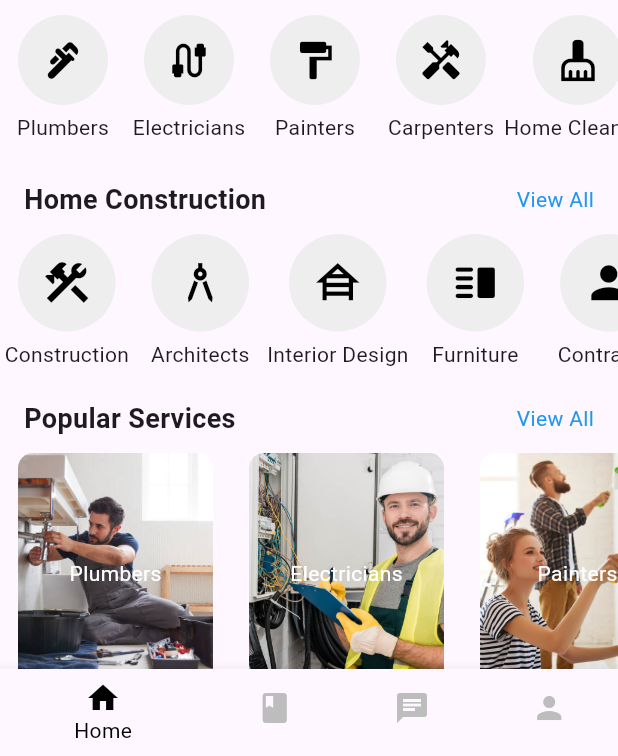
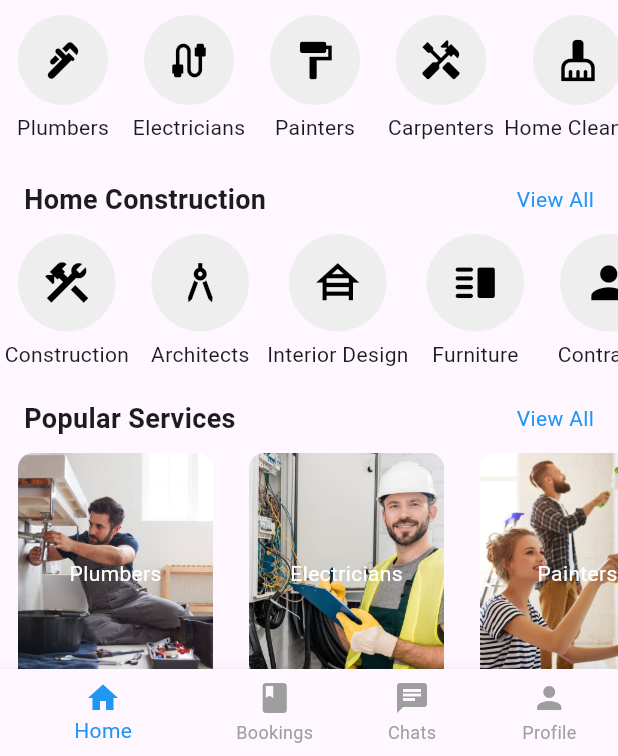
Before and after one commit to pavitrapai10/home_hub, a Flutter app: the DashboardScreen screen opened directly, on a phone screen of 412 x 824 dp, the part 480-1236 px from its top. Run offline on Flutter 3.47's test engine with Material 3 defaults, Android fonts, the phone set to English and light mode, and no system bars; our stand-ins replace country_picker, flutter_mobx, mobx, smooth_page_indicator; generated files the repository leaves out were written again.

Commit message:
profile_page_added

```diff
--- a/lib/screens/dashboard_screen.dart
+++ b/lib/screens/dashboard_screen.dart
@@ -1,12 +1,13 @@
 import 'package:flutter/material.dart';
 import '../store/home_store.dart';
 import '../fragments/search_fragment.dart';
-import '../models/home_construction_model.dart';
 import '../models/common_model.dart';
 import '../models/services_model.dart';
 import '../utils/images.dart';
 import 'notification_screen.dart';
 import 'services_screen.dart';
+import '../fragments/account_fragment.dart';
+import '../models/home_construction_model.dart';
 
 class DashboardScreen extends StatefulWidget {
   @override
@@ -16,9 +17,22 @@ class DashboardScreen extends StatefulWidget {
 class _DashboardScreenState extends State<DashboardScreen> {
   final HomeStore homeStore = HomeStore();
 
-  /// ✅ Track Selection State for Home Construction
+  int _selectedIndex = 0;
+  int? selectedServiceIndex;
   int? selectedConstructionIndex;
-  int? selectedServiceIndex;
+
+  final List<Widget> _screens = [
+    Placeholder(), // Replace with actual Home Screen Widget
+    Placeholder(), // Bookings Placeholder
+    Placeholder(), // Chats Placeholder
+    AccountFragment(), // Profile Screen
+  ];
+
+  void _onItemTapped(int index) {
+    setState(() {
+      _selectedIndex = index;
+    });
+  }
 
   @override
   Widget build(BuildContext context) {
@@ -61,7 +75,8 @@ class _DashboardScreenState extends State<DashboardScreen> {
         ),
       ),
 
-      body: SingleChildScrollView(
+      body: _selectedIndex == 0
+          ? SingleChildScrollView(
               padding: EdgeInsets.only(bottom: 20),
               keyboardDismissBehavior: ScrollViewKeyboardDismissBehavior.onDrag,
               child: Column(
@@ -106,23 +121,29 @@ class _DashboardScreenState extends State<DashboardScreen> {
                   ),
                   SizedBox(height: 10),
 
-            /// ✅ Home Services Section (With Circular Icons)
+                  /// ✅ Home Services Section (Circular Icons)
                   _buildIconList("Home Services", serviceProviders.sublist(0, 5)),
 
-            /// ✅ Home Construction Section (With Circular Icons from your Model)
+                  /// ✅ Home Construction Section (Circular Icons)
                   _buildHomeConstructionSection(),
 
-            /// ✅ Popular Services Section (With Images)
+                  /// ✅ Popular Services Section (Images)
                   _buildImageList("Popular Services"),
 
                   SizedBox(height: 20),
                 ],
               ),
-      ),
+            )
+          : _selectedIndex == 3
+              ? AccountFragment() // ✅ Show Profile Screen
+              : Center(child: Text("Coming Soon")), // ✅ Placeholder for Bookings/Chats
 
       bottomNavigationBar: BottomNavigationBar(
-        currentIndex: 0,
-        onTap: (index) {},
+        currentIndex: _selectedIndex,
+        onTap: _onItemTapped,
+        showUnselectedLabels: true,
+        selectedItemColor: Colors.blue,
+        unselectedItemColor: Colors.grey,
         items: [
           BottomNavigationBarItem(icon: Icon(Icons.home), label: "Home"),
           BottomNavigationBarItem(icon: Icon(Icons.book), label: "Bookings"),
@@ -133,7 +154,7 @@ class _DashboardScreenState extends State<DashboardScreen> {
     );
   }
 
-  /// ✅ Horizontal List with Circular Icons (Home Services)
+  /// ✅ Home Services Section (Circular Icons)
   Widget _buildIconList(String title, List<ServicesModel> services) {
     return Column(
       crossAxisAlignment: CrossAxisAlignment.start,
@@ -178,11 +199,7 @@ Widget _buildIconList(String title, List<ServicesModel> services) {
                         shape: BoxShape.circle,
                         color: selectedServiceIndex == index ? Colors.black : Colors.grey[200],
                       ),
-                    child: Icon(
-                      item.serviceIcon,
-                      color: selectedServiceIndex == index ? Colors.white : Colors.black,
-                      size: 30,
-                    ),
+                      child: Icon(item.serviceIcon, color: selectedServiceIndex == index ? Colors.white : Colors.black, size: 30),
                     ),
                     SizedBox(height: 5),
                     Text(item.serviceName, style: TextStyle(fontSize: 14)),
@@ -196,7 +213,7 @@ Widget _buildIconList(String title, List<ServicesModel> services) {
     );
   }
 
-/// ✅ Home Construction Section
+  /// ✅ Home Construction Section (Circular Icons)
   Widget _buildHomeConstructionSection() {
   return Column(
     crossAxisAlignment: CrossAxisAlignment.start,
@@ -260,7 +277,9 @@ Widget _buildHomeConstructionSection() {
   );
 }
 
-/// ✅ Popular Services Section
+
+
+  /// ✅ Popular Services Section (Images)
   Widget _buildImageList(String title) {
     return Column(
       crossAxisAlignment: CrossAxisAlignment.start,
@@ -287,7 +306,7 @@ Widget _buildImageList(String title) {
           height: 160,
           child: ListView.builder(
             scrollDirection: Axis.horizontal,
-          itemCount: 3,
+            itemCount: serviceProviders.length,
             itemBuilder: (context, index) {
               var item = serviceProviders[index];
               return Container(
```
Lines whose indentation alone changed are shown as unchanged.
